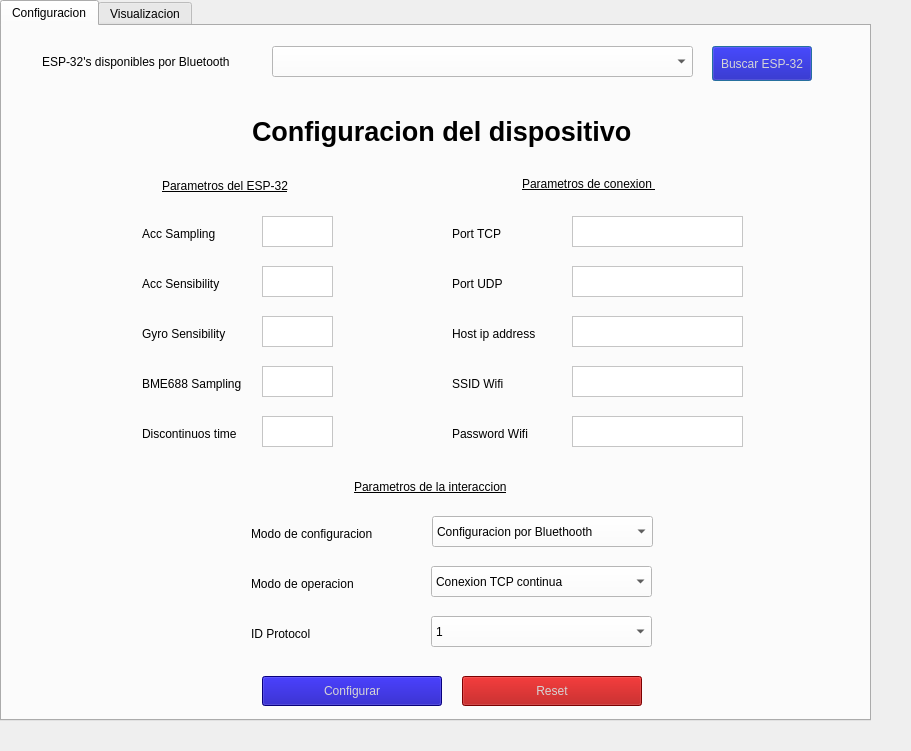
The window that T1/gui_t2.ui (josemiguely/IoT-ESP32-Raspberry) describes before a commit, drawn with Qt 5.
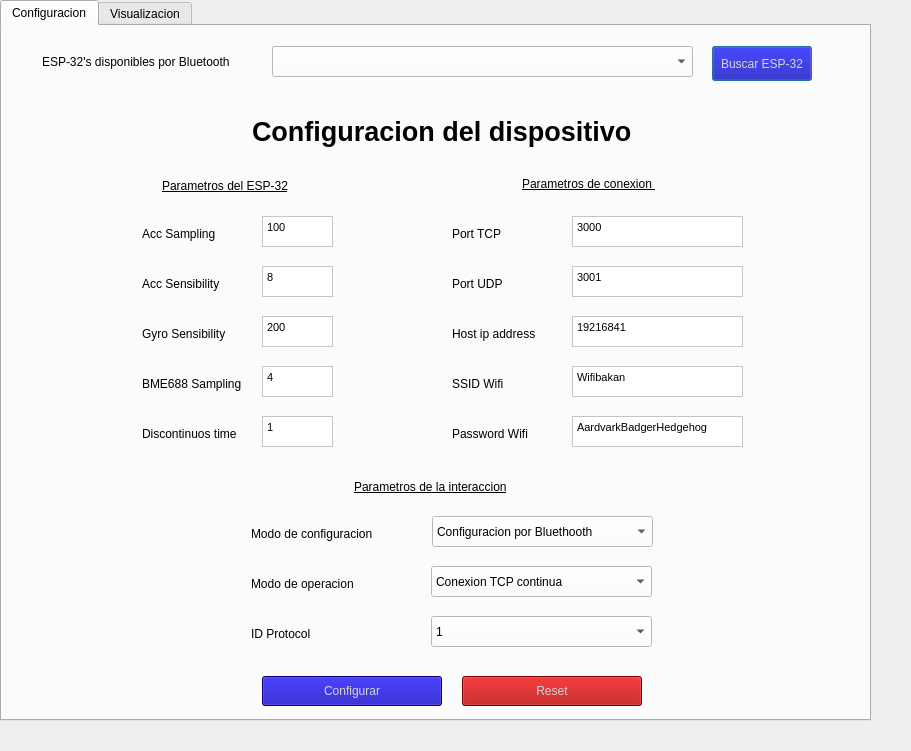
The same window after the commit. Custom widgets are drawn as their Qt base class.

Patch:
```diff
--- a/T1/gui_t2.ui
+++ b/T1/gui_t2.ui
@@ -127,6 +127,13 @@
      <property name="styleSheet">
       <string notr="true">background-color: rgb(255, 255, 255);</string>
      </property>
+     <property name="html">
+      <string>&lt;!DOCTYPE HTML PUBLIC &quot;-//W3C//DTD HTML 4.0//EN&quot; &quot;http://www.w3.org/TR/REC-html40/strict.dtd&quot;&gt;
+&lt;html&gt;&lt;head&gt;&lt;meta name=&quot;qrichtext&quot; content=&quot;1&quot; /&gt;&lt;style type=&quot;text/css&quot;&gt;
+p, li { white-space: pre-wrap; }
+&lt;/style&gt;&lt;/head&gt;&lt;body style=&quot; font-family:'MS Shell Dlg 2'; font-size:8.25pt; font-weight:400; font-style:normal;&quot;&gt;
+&lt;p style=&quot; margin-top:0px; margin-bottom:0px; margin-left:0px; margin-right:0px; -qt-block-indent:0; text-indent:0px;&quot;&gt;100&lt;/p&gt;&lt;/body&gt;&lt;/html&gt;</string>
+     </property>
     </widget>
     <widget class="QLabel" name="acc_samp_label">
      <property name="geometry">
@@ -172,6 +179,13 @@
      <property name="styleSheet">
       <string notr="true">background-color: rgb(255, 255, 255);</string>
      </property>
+     <property name="html">
+      <string>&lt;!DOCTYPE HTML PUBLIC &quot;-//W3C//DTD HTML 4.0//EN&quot; &quot;http://www.w3.org/TR/REC-html40/strict.dtd&quot;&gt;
+&lt;html&gt;&lt;head&gt;&lt;meta name=&quot;qrichtext&quot; content=&quot;1&quot; /&gt;&lt;style type=&quot;text/css&quot;&gt;
+p, li { white-space: pre-wrap; }
+&lt;/style&gt;&lt;/head&gt;&lt;body style=&quot; font-family:'MS Shell Dlg 2'; font-size:8.25pt; font-weight:400; font-style:normal;&quot;&gt;
+&lt;p style=&quot; margin-top:0px; margin-bottom:0px; margin-left:0px; margin-right:0px; -qt-block-indent:0; text-indent:0px;&quot;&gt;8&lt;/p&gt;&lt;/body&gt;&lt;/html&gt;</string>
+     </property>
     </widget>
     <widget class="QTextEdit" name="gyro_sens_field">
      <property name="geometry">
@@ -185,6 +199,13 @@
      <property name="styleSheet">
       <string notr="true">background-color: rgb(255, 255, 255);</string>
      </property>
+     <property name="html">
+      <string>&lt;!DOCTYPE HTML PUBLIC &quot;-//W3C//DTD HTML 4.0//EN&quot; &quot;http://www.w3.org/TR/REC-html40/strict.dtd&quot;&gt;
+&lt;html&gt;&lt;head&gt;&lt;meta name=&quot;qrichtext&quot; content=&quot;1&quot; /&gt;&lt;style type=&quot;text/css&quot;&gt;
+p, li { white-space: pre-wrap; }
+&lt;/style&gt;&lt;/head&gt;&lt;body style=&quot; font-family:'MS Shell Dlg 2'; font-size:8.25pt; font-weight:400; font-style:normal;&quot;&gt;
+&lt;p style=&quot; margin-top:0px; margin-bottom:0px; margin-left:0px; margin-right:0px; -qt-block-indent:0; text-indent:0px;&quot;&gt;200&lt;/p&gt;&lt;/body&gt;&lt;/html&gt;</string>
+     </property>
     </widget>
     <widget class="QLabel" name="gyro_sens_label">
      <property name="geometry">
@@ -230,6 +251,13 @@
      <property name="styleSheet">
       <string notr="true">background-color: rgb(255, 255, 255);</string>
      </property>
+     <property name="html">
+      <string>&lt;!DOCTYPE HTML PUBLIC &quot;-//W3C//DTD HTML 4.0//EN&quot; &quot;http://www.w3.org/TR/REC-html40/strict.dtd&quot;&gt;
+&lt;html&gt;&lt;head&gt;&lt;meta name=&quot;qrichtext&quot; content=&quot;1&quot; /&gt;&lt;style type=&quot;text/css&quot;&gt;
+p, li { white-space: pre-wrap; }
+&lt;/style&gt;&lt;/head&gt;&lt;body style=&quot; font-family:'MS Shell Dlg 2'; font-size:8.25pt; font-weight:400; font-style:normal;&quot;&gt;
+&lt;p style=&quot; margin-top:0px; margin-bottom:0px; margin-left:0px; margin-right:0px; -qt-block-indent:0; text-indent:0px;&quot;&gt;4&lt;/p&gt;&lt;/body&gt;&lt;/html&gt;</string>
+     </property>
     </widget>
     <widget class="QLabel" name="disc_time_label">
      <property name="geometry">
@@ -259,6 +287,13 @@
      <property name="styleSheet">
       <string notr="true">background-color: rgb(255, 255, 255);</string>
      </property>
+     <property name="html">
+      <string>&lt;!DOCTYPE HTML PUBLIC &quot;-//W3C//DTD HTML 4.0//EN&quot; &quot;http://www.w3.org/TR/REC-html40/strict.dtd&quot;&gt;
+&lt;html&gt;&lt;head&gt;&lt;meta name=&quot;qrichtext&quot; content=&quot;1&quot; /&gt;&lt;style type=&quot;text/css&quot;&gt;
+p, li { white-space: pre-wrap; }
+&lt;/style&gt;&lt;/head&gt;&lt;body style=&quot; font-family:'MS Shell Dlg 2'; font-size:8.25pt; font-weight:400; font-style:normal;&quot;&gt;
+&lt;p style=&quot; margin-top:0px; margin-bottom:0px; margin-left:0px; margin-right:0px; -qt-block-indent:0; text-indent:0px;&quot;&gt;1&lt;/p&gt;&lt;/body&gt;&lt;/html&gt;</string>
+     </property>
     </widget>
     <widget class="QTextEdit" name="port_tcp_field">
      <property name="geometry">
@@ -272,6 +307,13 @@
      <property name="styleSheet">
       <string notr="true">background-color: rgb(255, 255, 255);</string>
      </property>
+     <property name="html">
+      <string>&lt;!DOCTYPE HTML PUBLIC &quot;-//W3C//DTD HTML 4.0//EN&quot; &quot;http://www.w3.org/TR/REC-html40/strict.dtd&quot;&gt;
+&lt;html&gt;&lt;head&gt;&lt;meta name=&quot;qrichtext&quot; content=&quot;1&quot; /&gt;&lt;style type=&quot;text/css&quot;&gt;
+p, li { white-space: pre-wrap; }
+&lt;/style&gt;&lt;/head&gt;&lt;body style=&quot; font-family:'MS Shell Dlg 2'; font-size:8.25pt; font-weight:400; font-style:normal;&quot;&gt;
+&lt;p style=&quot; margin-top:0px; margin-bottom:0px; margin-left:0px; margin-right:0px; -qt-block-indent:0; text-indent:0px;&quot;&gt;3000&lt;/p&gt;&lt;/body&gt;&lt;/html&gt;</string>
+     </property>
     </widget>
     <widget class="QLabel" name="port_tcp_label">
      <property name="geometry">
@@ -317,6 +359,13 @@
      <property name="styleSheet">
       <string notr="true">background-color: rgb(255, 255, 255);</string>
      </property>
+     <property name="html">
+      <string>&lt;!DOCTYPE HTML PUBLIC &quot;-//W3C//DTD HTML 4.0//EN&quot; &quot;http://www.w3.org/TR/REC-html40/strict.dtd&quot;&gt;
+&lt;html&gt;&lt;head&gt;&lt;meta name=&quot;qrichtext&quot; content=&quot;1&quot; /&gt;&lt;style type=&quot;text/css&quot;&gt;
+p, li { white-space: pre-wrap; }
+&lt;/style&gt;&lt;/head&gt;&lt;body style=&quot; font-family:'MS Shell Dlg 2'; font-size:8.25pt; font-weight:400; font-style:normal;&quot;&gt;
+&lt;p style=&quot; margin-top:0px; margin-bottom:0px; margin-left:0px; margin-right:0px; -qt-block-indent:0; text-indent:0px;&quot;&gt;3001&lt;/p&gt;&lt;/body&gt;&lt;/html&gt;</string>
+     </property>
     </widget>
     <widget class="QTextEdit" name="ssid_field">
      <property name="geometry">
@@ -330,6 +379,13 @@
      <property name="styleSheet">
       <string notr="true">background-color: rgb(255, 255, 255);</string>
      </property>
+     <property name="html">
+      <string>&lt;!DOCTYPE HTML PUBLIC &quot;-//W3C//DTD HTML 4.0//EN&quot; &quot;http://www.w3.org/TR/REC-html40/strict.dtd&quot;&gt;
+&lt;html&gt;&lt;head&gt;&lt;meta name=&quot;qrichtext&quot; content=&quot;1&quot; /&gt;&lt;style type=&quot;text/css&quot;&gt;
+p, li { white-space: pre-wrap; }
+&lt;/style&gt;&lt;/head&gt;&lt;body style=&quot; font-family:'MS Shell Dlg 2'; font-size:8.25pt; font-weight:400; font-style:normal;&quot;&gt;
+&lt;p style=&quot; margin-top:0px; margin-bottom:0px; margin-left:0px; margin-right:0px; -qt-block-indent:0; text-indent:0px;&quot;&gt;Wifibakan&lt;/p&gt;&lt;/body&gt;&lt;/html&gt;</string>
+     </property>
     </widget>
     <widget class="QLabel" name="ssid_label">
      <property name="geometry">
@@ -375,6 +431,13 @@
      <property name="styleSheet">
       <string notr="true">background-color: rgb(255, 255, 255);</string>
      </property>
+     <property name="html">
+      <string>&lt;!DOCTYPE HTML PUBLIC &quot;-//W3C//DTD HTML 4.0//EN&quot; &quot;http://www.w3.org/TR/REC-html40/strict.dtd&quot;&gt;
+&lt;html&gt;&lt;head&gt;&lt;meta name=&quot;qrichtext&quot; content=&quot;1&quot; /&gt;&lt;style type=&quot;text/css&quot;&gt;
+p, li { white-space: pre-wrap; }
+&lt;/style&gt;&lt;/head&gt;&lt;body style=&quot; font-family:'MS Shell Dlg 2'; font-size:8.25pt; font-weight:400; font-style:normal;&quot;&gt;
+&lt;p style=&quot; margin-top:0px; margin-bottom:0px; margin-left:0px; margin-right:0px; -qt-block-indent:0; text-indent:0px;&quot;&gt;AardvarkBadgerHedgehog&lt;/p&gt;&lt;/body&gt;&lt;/html&gt;</string>
+     </property>
     </widget>
     <widget class="QPushButton" name="config_btn">
      <property name="geometry">
@@ -978,6 +1041,13 @@
      <property name="styleSheet">
       <string notr="true">background-color: rgb(255, 255, 255);</string>
      </property>
+     <property name="html">
+      <string>&lt;!DOCTYPE HTML PUBLIC &quot;-//W3C//DTD HTML 4.0//EN&quot; &quot;http://www.w3.org/TR/REC-html40/strict.dtd&quot;&gt;
+&lt;html&gt;&lt;head&gt;&lt;meta name=&quot;qrichtext&quot; content=&quot;1&quot; /&gt;&lt;style type=&quot;text/css&quot;&gt;
+p, li { white-space: pre-wrap; }
+&lt;/style&gt;&lt;/head&gt;&lt;body style=&quot; font-family:'MS Shell Dlg 2'; font-size:8.25pt; font-weight:400; font-style:normal;&quot;&gt;
+&lt;p style=&quot; margin-top:0px; margin-bottom:0px; margin-left:0px; margin-right:0px; -qt-block-indent:0; text-indent:0px;&quot;&gt;&lt;span style=&quot; font-size:8pt;&quot;&gt;19216841&lt;/span&gt;&lt;/p&gt;&lt;/body&gt;&lt;/html&gt;</string>
+     </property>
     </widget>
     <widget class="QLabel" name="label_30">
      <property name="geometry">
```
